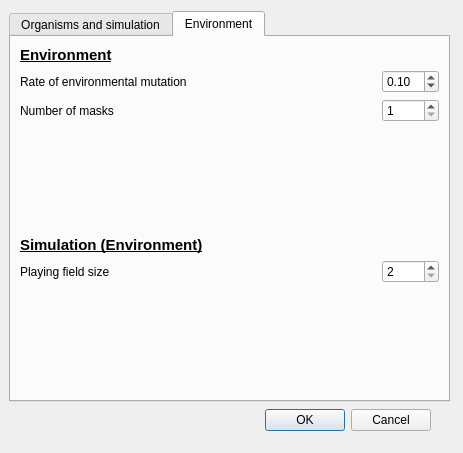
Qt form settings.ui (palaeoware/trevosim) before a commit.
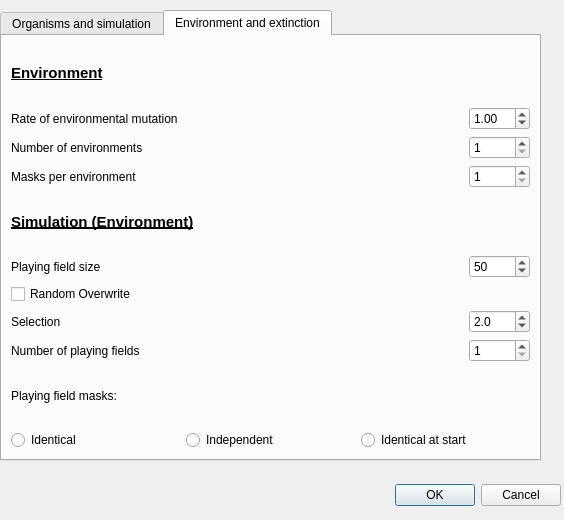
The same form after that commit. The open tabs and pages were chosen to show the change.

```diff
--- a/settings.ui
+++ b/settings.ui
@@ -6,8 +6,8 @@
    <rect>
     <x>0</x>
     <y>0</y>
-    <width>463</width>
-    <height>453</height>
+    <width>564</width>
+    <height>520</height>
    </rect>
   </property>
   <property name="windowTitle">
@@ -16,10 +16,10 @@
   <widget class="QDialogButtonBox" name="buttonBox">
    <property name="geometry">
     <rect>
-     <x>90</x>
-     <y>400</y>
-     <width>341</width>
-     <height>41</height>
+     <x>10</x>
+     <y>470</y>
+     <width>551</width>
+     <height>51</height>
     </rect>
    </property>
    <property name="orientation">
@@ -32,10 +32,10 @@
   <widget class="QTabWidget" name="settingsTabWidget">
    <property name="geometry">
     <rect>
-     <x>9</x>
-     <y>11</y>
-     <width>441</width>
-     <height>391</height>
+     <x>0</x>
+     <y>10</y>
+     <width>541</width>
+     <height>451</height>
     </rect>
    </property>
    <property name="currentIndex">
@@ -203,39 +203,9 @@
    </widget>
    <widget class="QWidget" name="envirnment_tab">
     <attribute name="title">
-     <string>Environment</string>
+     <string>Environment and extinction</string>
     </attribute>
     <layout class="QGridLayout" name="gridLayout_2">
-     <item row="5" column="3">
-      <widget class="QSpinBox" name="s_masks_per_environment">
-       <property name="minimum">
-        <number>1</number>
-       </property>
-      </widget>
-     </item>
-     <item row="9" column="1" colspan="3">
-      <spacer name="verticalSpacer">
-       <property name="orientation">
-        <enum>Qt::Vertical</enum>
-       </property>
-       <property name="sizeHint" stdset="0">
-        <size>
-         <width>20</width>
-         <height>40</height>
-        </size>
-       </property>
-      </spacer>
-     </item>
-     <item row="8" column="3">
-      <widget class="QSpinBox" name="s_playingfield_size">
-       <property name="minimum">
-        <number>2</number>
-       </property>
-       <property name="maximum">
-        <number>999</number>
-       </property>
-      </widget>
-     </item>
      <item row="4" column="2">
       <spacer name="horizontalSpacer">
        <property name="orientation">
@@ -249,57 +219,44 @@
        </property>
       </spacer>
      </item>
-     <item row="2" column="1">
-      <widget class="QLabel" name="label_14">
-       <property name="font">
-        <font>
-         <pointsize>11</pointsize>
-         <weight>75</weight>
-         <bold>true</bold>
-         <underline>true</underline>
-        </font>
+     <item row="6" column="1">
+      <widget class="QLabel" name="label_17">
+       <property name="text">
+        <string>Masks per environment</string>
        </property>
+      </widget>
+     </item>
+     <item row="9" column="1">
+      <widget class="QCheckBox" name="c_random_overwrite">
        <property name="text">
-        <string>Environment</string>
+        <string>Random Overwrite</string>
+       </property>
+      </widget>
+     </item>
+     <item row="12" column="3">
+      <widget class="QSpinBox" name="s_multiple">
+       <property name="minimum">
+        <number>1</number>
        </property>
       </widget>
      </item>
      <item row="4" column="3">
       <widget class="QDoubleSpinBox" name="s_environment_mutation">
+       <property name="decimals">
+        <number>2</number>
+       </property>
        <property name="singleStep">
         <double>0.250000000000000</double>
        </property>
        <property name="value">
-        <double>0.100000000000000</double>
+        <double>1.000000000000000</double>
        </property>
       </widget>
      </item>
      <item row="5" column="1">
-      <widget class="QLabel" name="label_17">
+      <widget class="QLabel" name="label_19">
        <property name="text">
-        <string>Number of masks</string>
-       </property>
-      </widget>
-     </item>
-     <item row="7" column="1">
-      <widget class="QLabel" name="label_20">
-       <property name="font">
-        <font>
-         <pointsize>11</pointsize>
-         <weight>75</weight>
-         <bold>true</bold>
-         <underline>true</underline>
-        </font>
-       </property>
-       <property name="text">
-        <string>Simulation (Environment)</string>
-       </property>
-      </widget>
-     </item>
-     <item row="4" column="1">
-      <widget class="QLabel" name="label_7">
-       <property name="text">
-        <string>Rate of environmental mutation</string>
+        <string>Number of environments</string>
        </property>
       </widget>
      </item>
@@ -310,18 +267,128 @@
        </property>
       </widget>
      </item>
-     <item row="6" column="1" colspan="2">
-      <spacer name="verticalSpacer_3">
-       <property name="orientation">
-        <enum>Qt::Vertical</enum>
+     <item row="6" column="3">
+      <widget class="QSpinBox" name="s_masks_per_environment">
+       <property name="minimum">
+        <number>1</number>
        </property>
-       <property name="sizeHint" stdset="0">
-        <size>
-         <width>20</width>
-         <height>40</height>
-        </size>
+      </widget>
+     </item>
+     <item row="16" column="1" colspan="3">
+      <layout class="QHBoxLayout" name="horizontalLayout">
+       <item>
+        <widget class="QRadioButton" name="r_identical">
+         <property name="text">
+          <string>Identical</string>
+         </property>
+        </widget>
+       </item>
+       <item>
+        <widget class="QRadioButton" name="r_independent">
+         <property name="text">
+          <string>Independent</string>
+         </property>
+        </widget>
+       </item>
+       <item>
+        <widget class="QRadioButton" name="r_start">
+         <property name="text">
+          <string>Identical at start</string>
+         </property>
+        </widget>
+       </item>
+      </layout>
+     </item>
+     <item row="5" column="3">
+      <widget class="QSpinBox" name="s_environment_number">
+       <property name="minimum">
+        <number>1</number>
        </property>
-      </spacer>
+      </widget>
+     </item>
+     <item row="10" column="1">
+      <widget class="QLabel" name="label_23">
+       <property name="text">
+        <string>Selection</string>
+       </property>
+      </widget>
+     </item>
+     <item row="10" column="3">
+      <widget class="QDoubleSpinBox" name="s_selection">
+       <property name="decimals">
+        <number>1</number>
+       </property>
+       <property name="minimum">
+        <double>1.000000000000000</double>
+       </property>
+       <property name="value">
+        <double>2.000000000000000</double>
+       </property>
+      </widget>
+     </item>
+     <item row="4" column="1">
+      <widget class="QLabel" name="label_7">
+       <property name="text">
+        <string>Rate of environmental mutation</string>
+       </property>
+      </widget>
+     </item>
+     <item row="8" column="3">
+      <widget class="QSpinBox" name="s_playingfield_size">
+       <property name="minimum">
+        <number>2</number>
+       </property>
+       <property name="maximum">
+        <number>10000</number>
+       </property>
+       <property name="value">
+        <number>50</number>
+       </property>
+      </widget>
+     </item>
+     <item row="15" column="1">
+      <widget class="QLabel" name="label_16">
+       <property name="text">
+        <string>Playing field masks:</string>
+       </property>
+      </widget>
+     </item>
+     <item row="12" column="1">
+      <widget class="QLabel" name="label_24">
+       <property name="text">
+        <string>Number of playing fields</string>
+       </property>
+      </widget>
+     </item>
+     <item row="2" column="1">
+      <widget class="QLabel" name="label_14">
+       <property name="font">
+        <font>
+         <pointsize>11</pointsize>
+         <weight>75</weight>
+         <bold>true</bold>
+         <underline>true</underline>
+        </font>
+       </property>
+       <property name="text">
+        <string>Environment</string>
+       </property>
+      </widget>
+     </item>
+     <item row="7" column="1">
+      <widget class="QLabel" name="label_20">
+       <property name="font">
+        <font>
+         <pointsize>11</pointsize>
+         <weight>75</weight>
+         <bold>true</bold>
+         <underline>true</underline>
+        </font>
+       </property>
+       <property name="text">
+        <string>Simulation (Environment)</string>
+       </property>
+      </widget>
      </item>
     </layout>
    </widget>
```
Left out of the diff: 184 changed lines with no effect on the pictures.
